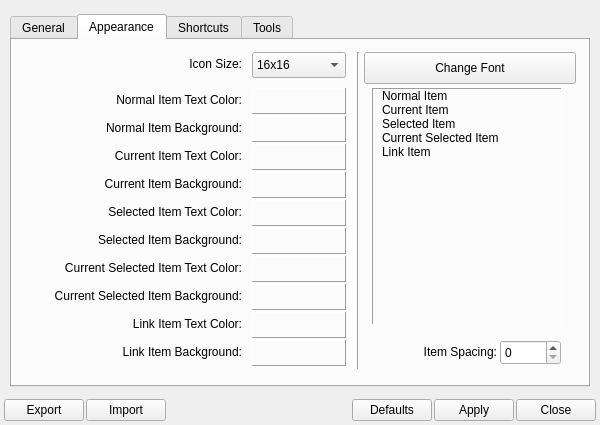
This is ui/settingswindow.ui in maxavadallat/maxcommander as Qt 5 draws it before an edit. The edited form follows.
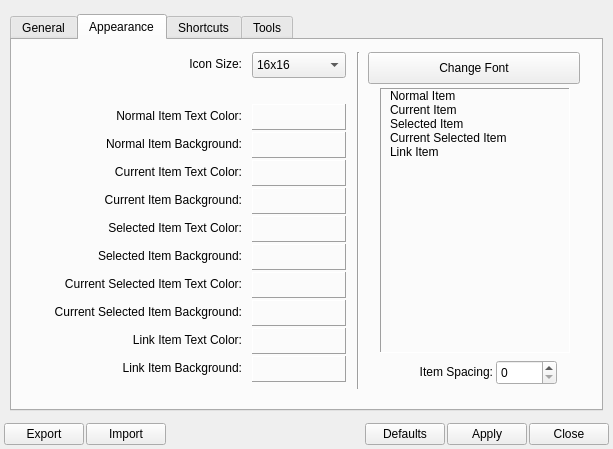
This is the edited form. Icons and pictures are not drawn. Custom widgets are drawn as their Qt base class.

```diff
--- a/ui/settingswindow.ui
+++ b/ui/settingswindow.ui
@@ -6,8 +6,8 @@
    <rect>
     <x>0</x>
     <y>0</y>
-    <width>600</width>
-    <height>425</height>
+    <width>613</width>
+    <height>449</height>
    </rect>
   </property>
   <property name="sizePolicy">
@@ -336,7 +336,7 @@
             <x>336</x>
             <y>12</y>
             <width>21</width>
-            <height>317</height>
+            <height>337</height>
            </rect>
           </property>
           <property name="frameShape">
@@ -349,10 +349,10 @@
          <widget class="QFrame" name="previewFrame">
           <property name="geometry">
            <rect>
-            <x>360</x>
+            <x>368</x>
             <y>48</y>
             <width>190</width>
-            <height>237</height>
+            <height>265</height>
            </rect>
           </property>
           <property name="toolTip">
@@ -600,7 +600,7 @@
           <property name="geometry">
            <rect>
             <x>8</x>
-            <y>52</y>
+            <y>68</y>
             <width>222</width>
             <height>16</height>
            </rect>
@@ -616,7 +616,7 @@
           <property name="geometry">
            <rect>
             <x>8</x>
-            <y>80</y>
+            <y>96</y>
             <width>222</width>
             <height>16</height>
            </rect>
@@ -632,7 +632,7 @@
           <property name="geometry">
            <rect>
             <x>8</x>
-            <y>108</y>
+            <y>124</y>
             <width>222</width>
             <height>16</height>
            </rect>
@@ -648,7 +648,7 @@
           <property name="geometry">
            <rect>
             <x>8</x>
-            <y>136</y>
+            <y>152</y>
             <width>222</width>
             <height>16</height>
            </rect>
@@ -664,7 +664,7 @@
           <property name="geometry">
            <rect>
             <x>8</x>
-            <y>164</y>
+            <y>180</y>
             <width>222</width>
             <height>16</height>
            </rect>
@@ -680,7 +680,7 @@
           <property name="geometry">
            <rect>
             <x>8</x>
-            <y>192</y>
+            <y>208</y>
             <width>222</width>
             <height>16</height>
            </rect>
@@ -696,7 +696,7 @@
           <property name="geometry">
            <rect>
             <x>8</x>
-            <y>276</y>
+            <y>292</y>
             <width>222</width>
             <height>16</height>
            </rect>
@@ -712,7 +712,7 @@
           <property name="geometry">
            <rect>
             <x>8</x>
-            <y>304</y>
+            <y>320</y>
             <width>222</width>
             <height>16</height>
            </rect>
@@ -728,7 +728,7 @@
           <property name="geometry">
            <rect>
             <x>240</x>
-            <y>48</y>
+            <y>64</y>
             <width>94</width>
             <height>26</height>
            </rect>
@@ -750,7 +750,7 @@
           <property name="geometry">
            <rect>
             <x>240</x>
-            <y>76</y>
+            <y>92</y>
             <width>94</width>
             <height>26</height>
            </rect>
@@ -769,7 +769,7 @@
           <property name="geometry">
            <rect>
             <x>240</x>
-            <y>104</y>
+            <y>120</y>
             <width>94</width>
             <height>26</height>
            </rect>
@@ -788,7 +788,7 @@
           <property name="geometry">
            <rect>
             <x>240</x>
-            <y>132</y>
+            <y>148</y>
             <width>94</width>
             <height>26</height>
            </rect>
@@ -807,7 +807,7 @@
           <property name="geometry">
            <rect>
             <x>240</x>
-            <y>160</y>
+            <y>176</y>
             <width>94</width>
             <height>26</height>
            </rect>
@@ -826,7 +826,7 @@
           <property name="geometry">
            <rect>
             <x>240</x>
-            <y>188</y>
+            <y>204</y>
             <width>94</width>
             <height>26</height>
            </rect>
@@ -845,7 +845,7 @@
           <property name="geometry">
            <rect>
             <x>240</x>
-            <y>272</y>
+            <y>288</y>
             <width>94</width>
             <height>26</height>
            </rect>
@@ -864,7 +864,7 @@
           <property name="geometry">
            <rect>
             <x>240</x>
-            <y>300</y>
+            <y>316</y>
             <width>94</width>
             <height>26</height>
            </rect>
@@ -883,7 +883,7 @@
           <property name="geometry">
            <rect>
             <x>8</x>
-            <y>220</y>
+            <y>236</y>
             <width>222</width>
             <height>16</height>
            </rect>
@@ -899,7 +899,7 @@
           <property name="geometry">
            <rect>
             <x>8</x>
-            <y>248</y>
+            <y>264</y>
             <width>222</width>
             <height>16</height>
            </rect>
@@ -915,7 +915,7 @@
           <property name="geometry">
            <rect>
             <x>240</x>
-            <y>216</y>
+            <y>232</y>
             <width>94</width>
             <height>26</height>
            </rect>
@@ -934,7 +934,7 @@
           <property name="geometry">
            <rect>
             <x>240</x>
-            <y>244</y>
+            <y>260</y>
             <width>94</width>
             <height>26</height>
            </rect>
@@ -952,7 +952,7 @@
          <widget class="QPushButton" name="changefontButton">
           <property name="geometry">
            <rect>
-            <x>352</x>
+            <x>356</x>
             <y>12</y>
             <width>212</width>
             <height>32</height>
@@ -971,19 +971,22 @@
          <widget class="QSpinBox" name="spacingSpinBox">
           <property name="geometry">
            <rect>
-            <x>488</x>
-            <y>300</y>
+            <x>484</x>
+            <y>320</y>
             <width>61</width>
             <height>25</height>
            </rect>
           </property>
+          <property name="maximum">
+           <number>8</number>
+          </property>
          </widget>
          <widget class="QLabel" name="label_20">
           <property name="geometry">
            <rect>
-            <x>364</x>
-            <y>304</y>
-            <width>121</width>
+            <x>384</x>
+            <y>324</y>
+            <width>97</width>
             <height>16</height>
            </rect>
           </property>
```
Left out of the diff: 48 changed lines with no effect on the pictures.
